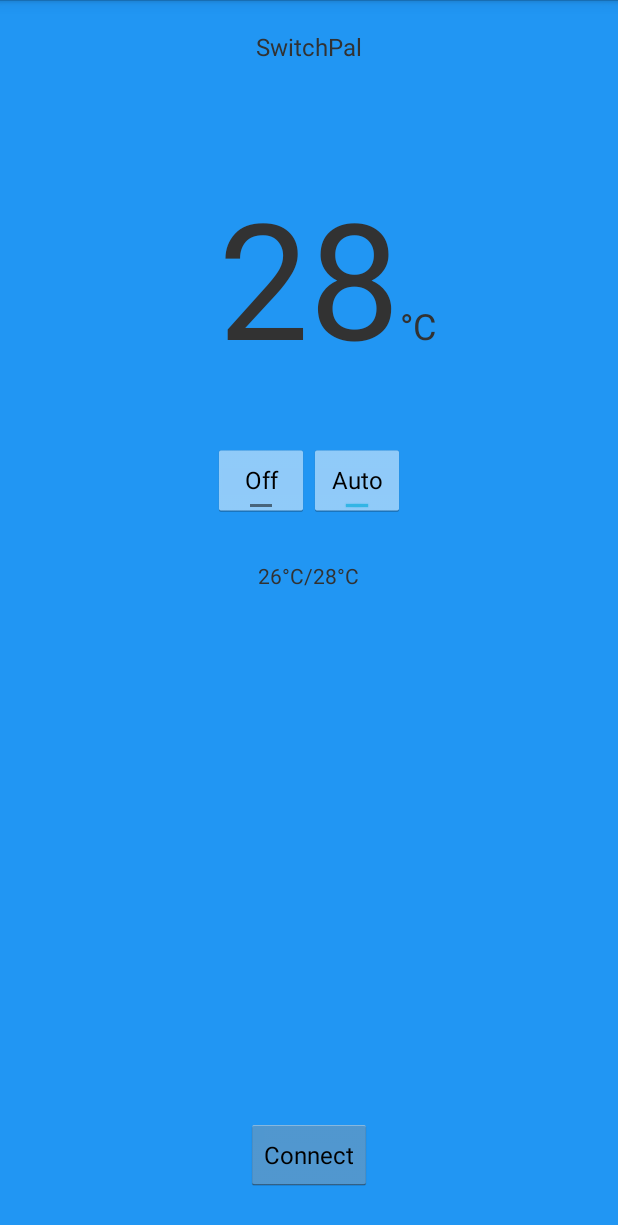
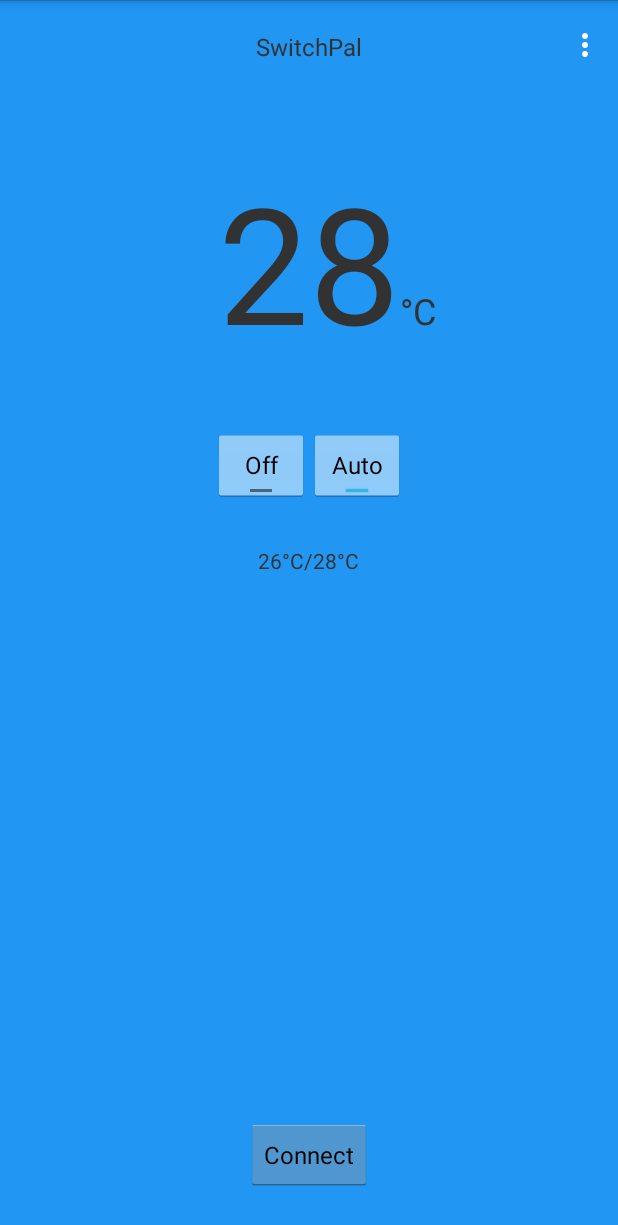
Before and after one commit to switchpal/Android, an Android app: the layout activity_device.xml on its own in the app's theme, with its tools: preview values and no code run, on a phone screen of 412 x 824 dp. Shown: the top 1225 px of the screen. Run offline under Robolectric (Android 15) with nearby library versions, the phone set to English and light mode, and no system bars.

Commit message:
Android: add the more icon

```diff
--- a/src/main/res/layout/activity_device.xml
+++ b/src/main/res/layout/activity_device.xml
@@ -4,6 +4,11 @@
     android:background="#ff2196F3"
     android:orientation="vertical">
 
+    <RelativeLayout
+            android:layout_width="wrap_content"
+            android:layout_height="wrap_content"
+            android:id="@+id/group_title"
+            >
         <TextView
                 android:layout_width="wrap_content"
                 android:layout_height="wrap_content"
@@ -12,14 +17,25 @@
                 android:id="@+id/text_app_name"
                 android:layout_centerHorizontal="true"
                 android:layout_marginTop="20dp"
-        android:layout_marginBottom="10dp"
                 android:textSize="16dp" />
+
+        <ImageView
+                android:layout_width="wrap_content"
+                android:layout_height="wrap_content"
+                android:src="@drawable/ic_more_vert_white_24dp"
+                android:contentDescription="more"
+                android:layout_alignBottom="@id/text_app_name"
+                android:layout_alignParentRight="true"
+                android:layout_marginRight="10dp"
+                android:id="@+id/image_more"
+                />
+    </RelativeLayout>
 
     <!-- BIG current temperature display -->
     <RelativeLayout
         android:layout_width="match_parent"
         android:layout_height="wrap_content"
-        android:layout_below="@id/text_app_name"
+        android:layout_below="@id/group_title"
         android:layout_marginTop="60dp"
         android:layout_marginBottom="40dp"
         android:id="@+id/group_temperature"
```
Also changed, not shown: src/main/java/com/getswitchpal/android/DeviceActivity.java (+33 -1 lines), src/main/res/menu/main.xml (deleted, +0 -18 lines), src/main/res/menu/more.xml (added, +11 -0 lines), src/main/res/drawable-hdpi/ic_more_vert_white_24dp.png (added), src/main/res/drawable-mdpi/ic_more_vert_white_24dp.png (added), src/main/res/drawable-xhdpi/ic_more_vert_white_24dp.png (added), src/main/res/drawable-xxhdpi/ic_more_vert_white_24dp.png (added), src/main/res/drawable-xxxhdpi/ic_more_vert_white_24dp.png (added). Lines whose indentation alone changed are shown as unchanged.
